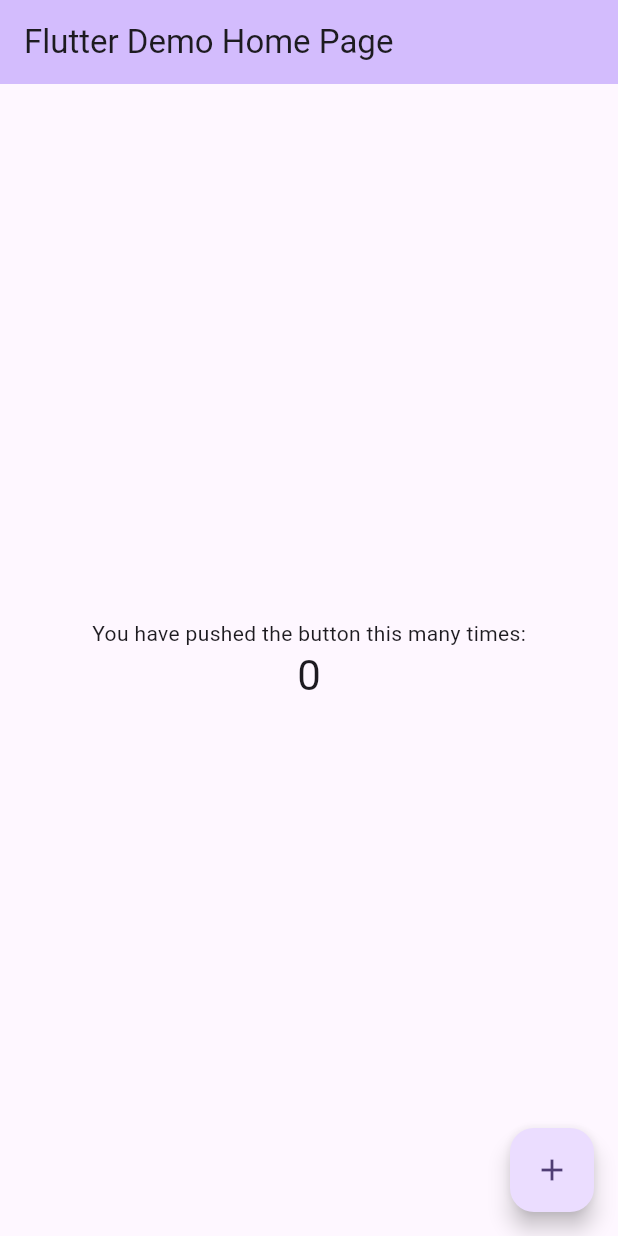
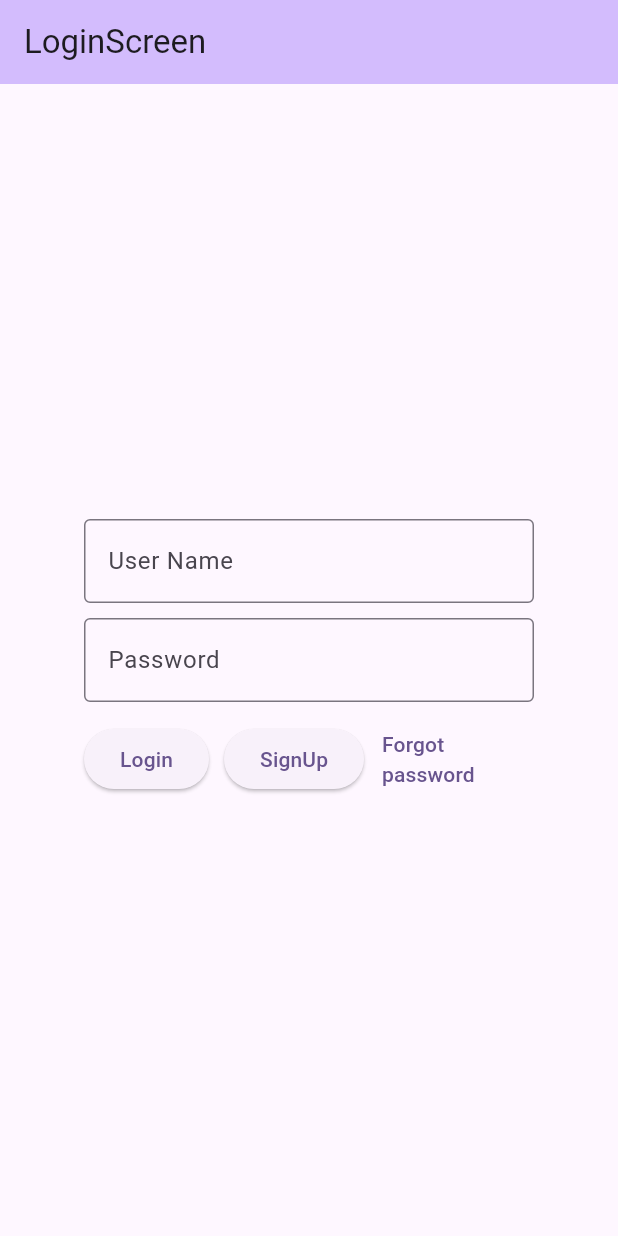
Before and after one commit to kri-sh27/flutterlogin, a Flutter app: the screen it shows after launch, on a phone screen of 412 x 824 dp. Run offline on Flutter 3.47's test engine with Material 2 defaults, Android fonts, the light colour scheme and no system bars; network calls fail.

Commit message:
Done project

```diff
--- /dev/null
+++ b/lib/loginpage.dart
@@ -0,0 +1,141 @@
+import 'package:flutter/material.dart';
+import 'package:flutterlogin/main.dart';
+import 'package:flutterlogin/resetpassword.dart';
+import 'package:flutterlogin/signuppage.dart';
+import 'package:http/http.dart' as http;
+import 'dart:convert';
+
+class LoginPAge extends StatefulWidget {
+  LoginPAge({super.key});
+
+  @override
+  State<StatefulWidget> createState() => _LoginPAge();
+}
+
+class _LoginPAge extends State<LoginPAge> {
+  var emailController = TextEditingController();
+  var passwordController = TextEditingController();
+
+  @override
+  void initState() {
+    super.initState();
+    _getData();
+  }
+
+  Future<void> _getData() async {
+    final url = Uri.https(
+        'expenseapp-25cd7-default-rtdb.firebaseio.com', 'signup.json');
+    final response = await http.get(url);
+    if (response.statusCode == 200) {
+      final data = json.decode(response.body);
+      print(data);
+      bool credentialsMatch = false;
+
+      data.values.forEach((value) {
+        if (value['email'] == emailController.text &&
+            value['password'] == passwordController.text) {
+          credentialsMatch = true;
+        } else {
+          print('Invalid or null amount value');
+        }
+      });
+      if (credentialsMatch) {
+        Navigator.push(
+          context,
+          MaterialPageRoute(
+            builder: (context) => MyHomePage(title: "Myhomepage"),
+          ),
+        );
+      } else {
+        print('invalid credentials');
+      }
+    } else {
+      print('Error: ${response.statusCode}');
+      print('Error response body: ${response.body}');
+    }
+  }
+
+  @override
+  Widget build(BuildContext context) {
+    return Scaffold(
+      appBar: AppBar(
+        backgroundColor: Theme.of(context).colorScheme.inversePrimary,
+        title: Text("LoginScreen"),
+      ),
+      body: Container(
+        child: Center(
+          child: SizedBox(
+            width: 300,
+            child: Column(
+              mainAxisAlignment: MainAxisAlignment.center,
+              children: [
+                TextField(
+                  controller: emailController,
+                  decoration: const InputDecoration(
+                    border: OutlineInputBorder(),
+                    labelText: 'User Name',
+                    hintText: 'Enter Your Name',
+                  ),
+                ),
+                const SizedBox(
+                  height: 10,
+                ),
+                TextField(
+                  obscureText: true,
+                  controller: passwordController,
+                  decoration: const InputDecoration(
+                    border: OutlineInputBorder(),
+                    labelText: 'Password',
+                    hintText: 'Enter Your Password',
+                  ),
+                ),
+                const SizedBox(
+                  height: 10,
+                ),
+                SingleChildScrollView(
+                  child: Row(
+                    children: [
+                      ElevatedButton(
+                        onPressed: () {
+                          _getData();
+                        },
+                        child: const Text("Login"),
+                      ),
+                      const SizedBox(
+                        width: 10,
+                      ),
+                      ElevatedButton(
+                        onPressed: () {
+                          Navigator.push(
+                            context,
+                            MaterialPageRoute(
+                              builder: (context) => SignUpPage(),
+                            ),
+                          );
+                        },
+                        child: const Text("SignUp"),
+                      ),
+                      Expanded(
+                        child: TextButton(
+                          onPressed: () {
+                            Navigator.push(
+                              context,
+                              MaterialPageRoute(
+                                builder: (context) => ResetPassword(),
+                              ),
+                            );
+                          },
+                          child: Text("Forgot password"),
+                        ),
+                      )
+                    ],
+                  ),
+                ),
+              ],
+            ),
+          ),
+        ),
+      ),
+    );
+  }
+}
--- a/lib/main.dart
+++ b/lib/main.dart
@@ -1,4 +1,5 @@
 import 'package:flutter/material.dart';
+import 'package:flutterlogin/loginpage.dart';
 
 void main() {
   runApp(const MyApp());
@@ -7,46 +8,22 @@
 class MyApp extends StatelessWidget {
   const MyApp({super.key});
 
-  // This widget is the root of your application.
   @override
   Widget build(BuildContext context) {
     return MaterialApp(
+      debugShowCheckedModeBanner: false,
       title: 'Flutter Demo',
       theme: ThemeData(
-        // This is the theme of your application.
-        //
-        // TRY THIS: Try running your application with "flutter run". You'll see
-        // the application has a blue toolbar. Then, without quitting the app,
-        // try changing the seedColor in the colorScheme below to Colors.green
-        // and then invoke "hot reload" (save your changes or press the "hot
-        // reload" button in a Flutter-supported IDE, or press "r" if you used
-        // the command line to start the app).
-        //
-        // Notice that the counter didn't reset back to zero; the application
-        // state is not lost during the reload. To reset the state, use hot
-        // restart instead.
-        //
-        // This works for code too, not just values: Most code changes can be
-        // tested with just a hot reload.
         colorScheme: ColorScheme.fromSeed(seedColor: Colors.deepPurple),
         useMaterial3: true,
       ),
-      home: const MyHomePage(title: 'Flutter Demo Home Page'),
+      home: LoginPAge(),
     );
   }
 }
 
 class MyHomePage extends StatefulWidget {
   const MyHomePage({super.key, required this.title});
-
-  // This widget is the home page of your application. It is stateful, meaning
-  // that it has a State object (defined below) that contains fields that affect
-  // how it looks.
-
-  // This class is the configuration for the state. It holds the values (in this
-  // case the title) provided by the parent (in this case the App widget) and
-  // used by the build method of the State. Fields in a Widget subclass are
-  // always marked "final".
 
   final String title;
 
@@ -55,71 +32,13 @@
 }
 
 class _MyHomePageState extends State<MyHomePage> {
-  int _counter = 0;
-
-  void _incrementCounter() {
-    setState(() {
-      // This call to setState tells the Flutter framework that something has
-      // changed in this State, which causes it to rerun the build method below
-      // so that the display can reflect the updated values. If we changed
-      // _counter without calling setState(), then the build method would not be
-      // called again, and so nothing would appear to happen.
-      _counter++;
-    });
-  }
-
   @override
   Widget build(BuildContext context) {
-    // This method is rerun every time setState is called, for instance as done
-    // by the _incrementCounter method above.
-    //
-    // The Flutter framework has been optimized to make rerunning build methods
-    // fast, so that you can just rebuild anything that needs updating rather
-    // than having to individually change instances of widgets.
     return Scaffold(
-      appBar: AppBar(
-        // TRY THIS: Try changing the color here to a specific color (to
-        // Colors.amber, perhaps?) and trigger a hot reload to see the AppBar
-        // change color while the other colors stay the same.
-        backgroundColor: Theme.of(context).colorScheme.inversePrimary,
-        // Here we take the value from the MyHomePage object that was created by
-        // the App.build method, and use it to set our appbar title.
-        title: Text(widget.title),
-      ),
-      body: Center(
-        // Center is a layout widget. It takes a single child and positions it
-        // in the middle of the parent.
-        child: Column(
-          // Column is also a layout widget. It takes a list of children and
-          // arranges them vertically. By default, it sizes itself to fit its
-          // children horizontally, and tries to be as tall as its parent.
-          //
-          // Column has various properties to control how it sizes itself and
-          // how it positions its children. Here we use mainAxisAlignment to
-          // center the children vertically; the main axis here is the vertical
-          // axis because Columns are vertical (the cross axis would be
-          // horizontal).
-          //
-          // TRY THIS: Invoke "debug painting" (choose the "Toggle Debug Paint"
-          // action in the IDE, or press "p" in the console), to see the
-          // wireframe for each widget.
-          mainAxisAlignment: MainAxisAlignment.center,
-          children: <Widget>[
-            const Text(
-              'You have pushed the button this many times:',
-            ),
-            Text(
-              '$_counter',
-              style: Theme.of(context).textTheme.headlineMedium,
-            ),
-          ],
+        appBar: AppBar(
+          backgroundColor: Theme.of(context).colorScheme.inversePrimary,
+          title: Text(widget.title),
         ),
-      ),
-      floatingActionButton: FloatingActionButton(
-        onPressed: _incrementCounter,
-        tooltip: 'Increment',
-        child: const Icon(Icons.add),
-      ), // This trailing comma makes auto-formatting nicer for build methods.
-    );
+        body: Container());
   }
 }
--- a/pubspec.yaml
+++ b/pubspec.yaml
@@ -35,7 +35,7 @@ dependencies:
   # The following adds the Cupertino Icons font to your application.
   # Use with the CupertinoIcons class for iOS style icons.
   cupertino_icons: ^1.0.2
-
+  http: ^1.0.0
 dev_dependencies:
   flutter_test:
     sdk: flutter
```
Also changed, not shown: lib/resetpassword.dart (added, +128 -0 lines), lib/signuppage.dart (added, +188 -0 lines), pubspec.lock.
